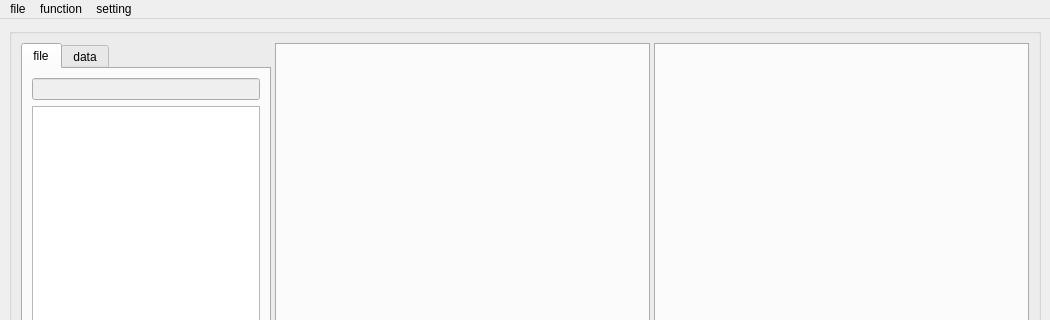
First picture: the form in Editor_UI/main.ui, repository CMZSrost/NEOeditor, before the edit; both pictures show x 0 to 1050 and y 0 to 320 of the 1050 by 688 pixel window.
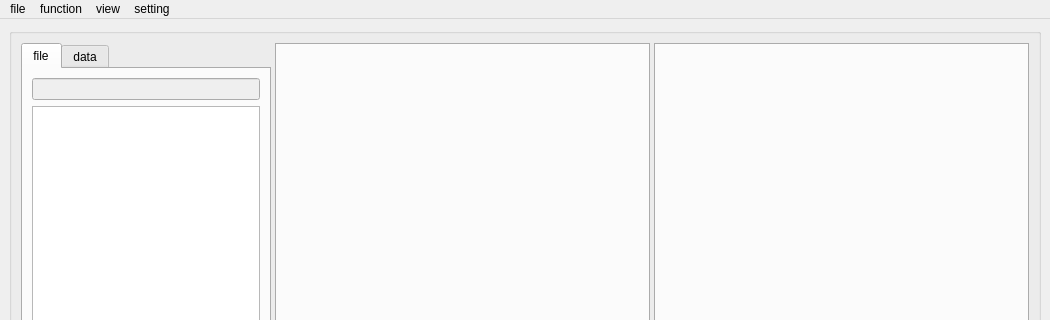
Second picture: the form after the edit. Custom widgets are drawn as their Qt base class.

The edit to the form file:
```diff
--- a/Editor_UI/main.ui
+++ b/Editor_UI/main.ui
@@ -284,11 +284,17 @@
     </property>
     <addaction name="reloadAction"/>
     <addaction name="recipesAnalysisAction"/>
+   </widget>
+   <widget class="QMenu" name="menuview">
+    <property name="title">
+     <string>view</string>
+    </property>
     <addaction name="showRecipesAction"/>
     <addaction name="helpAction"/>
    </widget>
    <addaction name="menu"/>
    <addaction name="menu_3"/>
+   <addaction name="menuview"/>
    <addaction name="menu_2"/>
   </widget>
   <widget class="QStatusBar" name="statusbar"/>
```
Left out of the diff: 26 changed lines with no effect on the pictures.
